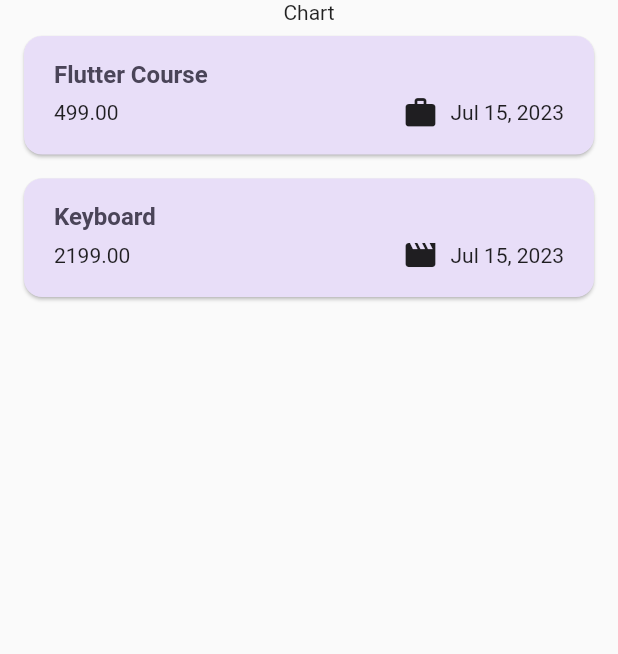
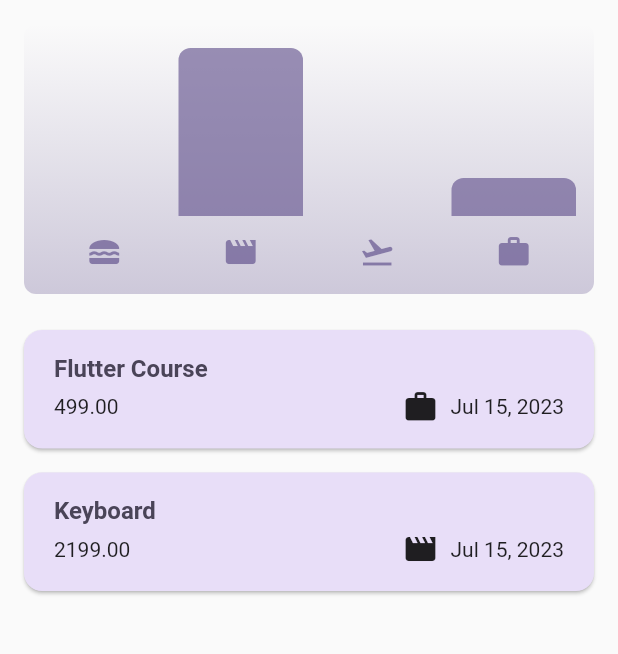
Before and after one commit to Aryan-Sood/Expense-Tracker-Flutter-, a Flutter app: the screen it shows after launch, on a phone screen of 412 x 824 dp, the part 84-738 px from its top. Run offline on Flutter 3.47's test engine with Material 2 defaults, Android fonts, the phone set to English and light mode, and no system bars.

Commit message:
added charts final commit

```diff
--- a/lib/models/expense.dart
+++ b/lib/models/expense.dart
@@ -33,3 +33,28 @@ class Expense {
     return formatter.format(date);
   }
 }
+
+class ExpenseBucket {
+  const ExpenseBucket({
+    required this.category,
+    required this.expenses,
+  });
+
+  ExpenseBucket.forCategory(List<Expense> allExpenses, this.category)
+      : expenses = allExpenses
+            .where((expense) => expense.category == category)
+            .toList();
+
+  final Category category;
+  final List<Expense> expenses;
+
+  double get totalExpenses {
+    double sum = 0;
+
+    for (final expense in expenses) {
+      sum += expense.amount;
+    }
+
+    return sum;
+  }
+}
--- /dev/null
+++ b/lib/widgets/chart/chart.dart
@@ -0,0 +1,95 @@
+import 'package:flutter/material.dart';
+
+import 'package:expense_tracker/widgets/chart/chart_bar.dart';
+import 'package:expense_tracker/models/expense.dart';
+
+class Chart extends StatelessWidget {
+  const Chart({super.key, required this.expenses});
+
+  final List<Expense> expenses;
+
+  List<ExpenseBucket> get buckets {
+    return [
+      ExpenseBucket.forCategory(expenses, Category.food),
+      ExpenseBucket.forCategory(expenses, Category.leisure),
+      ExpenseBucket.forCategory(expenses, Category.travel),
+      ExpenseBucket.forCategory(expenses, Category.work),
+    ];
+  }
+
+  double get maxTotalExpense {
+    double maxTotalExpense = 0;
+
+    for (final bucket in buckets) {
+      if (bucket.totalExpenses > maxTotalExpense) {
+        maxTotalExpense = bucket.totalExpenses;
+      }
+    }
+
+    return maxTotalExpense;
+  }
+
+  @override
+  Widget build(BuildContext context) {
+    final isDarkMode =
+        MediaQuery.of(context).platformBrightness == Brightness.dark;
+    return Container(
+      margin: const EdgeInsets.all(16),
+      padding: const EdgeInsets.symmetric(
+        vertical: 16,
+        horizontal: 8,
+      ),
+      width: double.infinity,
+      height: 180,
+      decoration: BoxDecoration(
+        borderRadius: BorderRadius.circular(8),
+        gradient: LinearGradient(
+          colors: [
+            Theme.of(context).colorScheme.primary.withOpacity(0.3),
+            Theme.of(context).colorScheme.primary.withOpacity(0.0)
+          ],
+          begin: Alignment.bottomCenter,
+          end: Alignment.topCenter,
+        ),
+      ),
+      child: Column(
+        children: [
+          Expanded(
+            child: Row(
+              crossAxisAlignment: CrossAxisAlignment.end,
+              children: [
+                for (final bucket in buckets) // alternative to map()
+                  ChartBar(
+                    fill: bucket.totalExpenses == 0
+                        ? 0
+                        : bucket.totalExpenses / maxTotalExpense,
+                  )
+              ],
+            ),
+          ),
+          const SizedBox(height: 12),
+          Row(
+            children: buckets
+                .map(
+                  (bucket) => Expanded(
+                    child: Padding(
+                      padding: const EdgeInsets.symmetric(horizontal: 4),
+                      child: Icon(
+                        categoryIcons[bucket.category],
+                        color: isDarkMode
+                            ? Theme.of(context).colorScheme.secondary
+                            : Theme.of(context)
+                                .colorScheme
+                                .primary
+                                .withOpacity(0.7),
+                      ),
+                    ),
+                  ),
+                )
+                .toList(),
+          )
+        ],
+      ),
+    );
+  }
+}
--- /dev/null
+++ b/lib/widgets/chart/chart_bar.dart
@@ -0,0 +1,34 @@
+import 'package:flutter/material.dart';
+
+class ChartBar extends StatelessWidget {
+  const ChartBar({
+    super.key,
+    required this.fill,
+  });
+
+  final double fill;
+
+  @override
+  Widget build(BuildContext context) {
+    final isDarkMode =
+        MediaQuery.of(context).platformBrightness == Brightness.dark;
+    return Expanded(
+      child: Padding(
+        padding: const EdgeInsets.symmetric(horizontal: 4),
+        child: FractionallySizedBox(
+          heightFactor: fill,
+          child: DecoratedBox(
+            decoration: BoxDecoration(
+              shape: BoxShape.rectangle,
+              borderRadius:
+                  const BorderRadius.vertical(top: Radius.circular(8)),
+              color: isDarkMode
+                  ? Theme.of(context).colorScheme.secondary
+                  : Theme.of(context).colorScheme.primary.withOpacity(0.65),
+            ),
+          ),
+        ),
+      ),
+    );
+  }
+}
--- a/lib/widgets/expenses.dart
+++ b/lib/widgets/expenses.dart
@@ -1,3 +1,4 @@
+import 'package:expense_tracker/widgets/chart/chart.dart';
 import 'package:expense_tracker/widgets/new_expense.dart';
 import 'package:flutter/material.dart';
 import 'package:expense_tracker/models/expense.dart';
@@ -88,7 +89,7 @@ class _ExpensesState extends State<Expenses> {
       ),
       body: Column(
         children: [
-          const Text('Chart'),
+          Chart(expenses: _registeredExpenses),
           Expanded(
             child: mainContent,
           )
```
